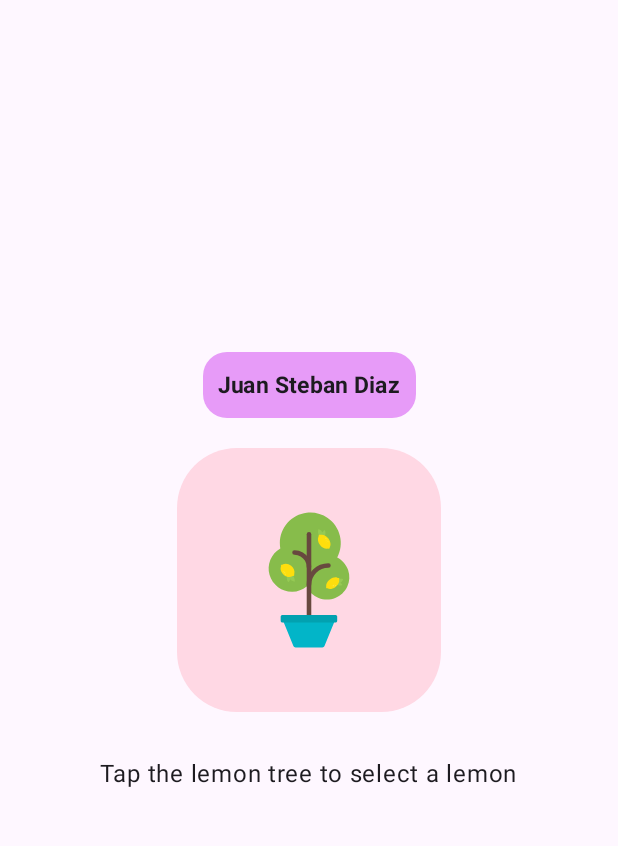
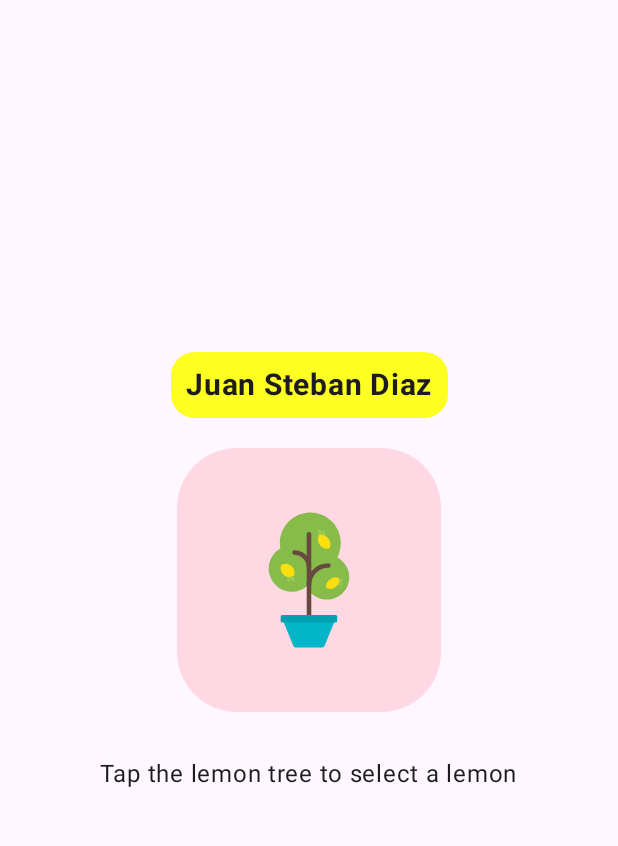
Before and after one commit to DiazSSJ/LemonadeApp, an Android app built with Jetpack Compose: the screen it shows after launch (MainActivity), on a phone screen of 412 x 824 dp, the part 96-942 px from its top. Run offline under Robolectric (Android 15) with nearby library versions, the phone set to English and light mode, and no system bars.

Commit message:
Estilo a la etiqueta

```diff
--- a/app/src/main/java/com/example/lemonade/MainActivity.kt
+++ b/app/src/main/java/com/example/lemonade/MainActivity.kt
@@ -160,11 +160,11 @@ fun LemonTextAndImage(
             Text(text = "Juan Steban Diaz",
                 modifier = Modifier
                     .background(
-                        color = Color(231, 155, 248),
+                        color = Color(252, 255, 33),
                         shape = roundedCornerShape
                     )
                     .padding(10.dp),
-                fontSize = 15.sp,
+                fontSize = 20.sp,
                 fontWeight = FontWeight.Bold
 
             )
```
